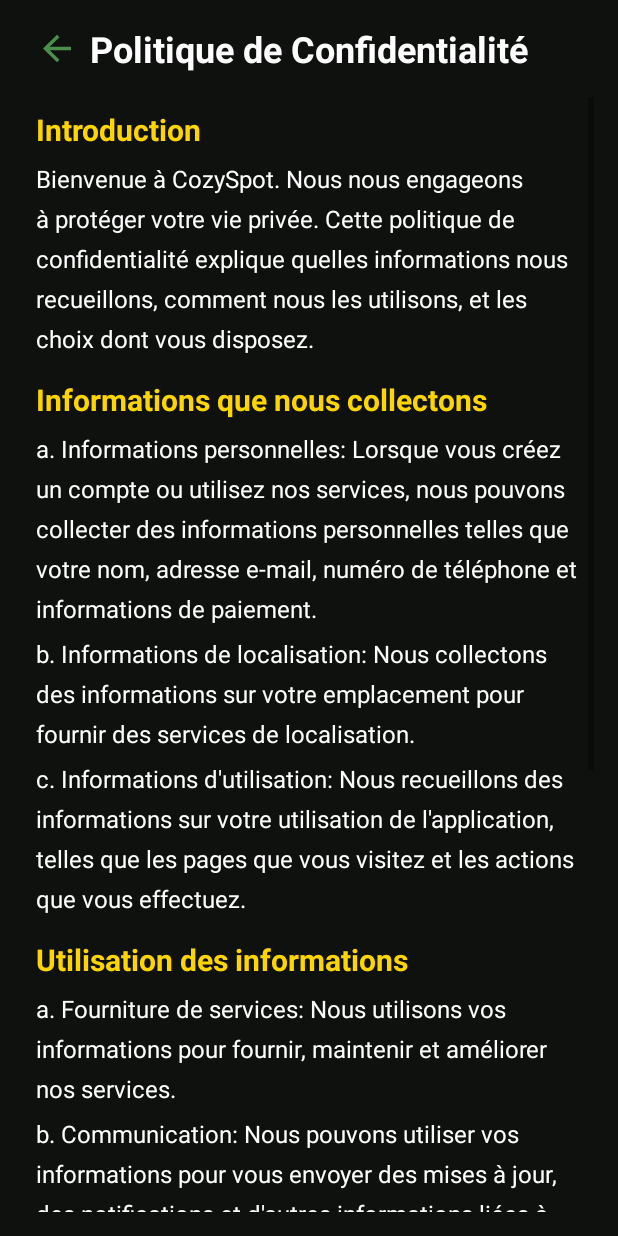
After one commit to AmeEtYuki/ImmoMVCEDL, an Android app: the MECPolitiqueActivity screen opened directly, with no data from a screen before it, on a phone screen of 412 x 824 dp. The commit adds this screen. Run offline under Robolectric (Android 15) with nearby library versions, the phone set to English and light mode, and no system bars.

Commit message:
Ajout de Politique, Condition, Mention légales View Activity (fini)

```diff
--- a/app/src/main/AndroidManifest.xml
+++ b/app/src/main/AndroidManifest.xml
@@ -34,6 +34,9 @@
         <activity android:name=".ELEAWrite"/>
         <activity android:name=".ELESWrite"/>
 
+        <activity android:name=".MECConditionActivity"/>
+        <activity android:name=".MECMentionActivity"/>
+        <activity android:name=".MECPolitiqueActivity"/>
 
     </application>
 
--- /dev/null
+++ b/app/src/main/java/com/example/oioj/MECPolitiqueActivity.kt
@@ -0,0 +1,10 @@
+package com.example.oioj
+import android.os.Bundle
+import androidx.appcompat.app.AppCompatActivity
+
+class MECPolitiqueActivity : AppCompatActivity() {
+    override fun onCreate(savedInstanceState: Bundle?) {
+        super.onCreate(savedInstanceState)
+        setContentView(R.layout.es_politique)
+    }
+}
--- a/app/src/main/res/layout/es_espace_compte.xml
+++ b/app/src/main/res/layout/es_espace_compte.xml
@@ -99,8 +99,6 @@
                 app:layout_constraintStart_toStartOf="parent"
                 app:layout_constraintTop_toTopOf="parent" />
 
-
-            <!-- Pour le numéro de téléphone -->
             <LinearLayout
                 android:layout_width="match_parent"
                 android:layout_height="wrap_content"
--- /dev/null
+++ b/app/src/main/res/layout/es_politique.xml
@@ -0,0 +1,193 @@
+<?xml version="1.0" encoding="utf-8"?>
+<androidx.constraintlayout.widget.ConstraintLayout
+    xmlns:android="http://schemas.android.com/apk/res/android"
+    xmlns:app="http://schemas.android.com/apk/res-auto"
+    xmlns:tools="http://schemas.android.com/tools"
+    android:layout_width="match_parent"
+    android:layout_height="match_parent"
+    android:background="@color/PrimaryBackground"
+    android:padding="16dp">
+
+    <Button
+        android:id="@+id/btnBackPolitique"
+        android:layout_width="28dp"
+        android:layout_height="27dp"
+        android:layout_marginStart="8dp"
+        android:background="@drawable/ic_arrow_back"
+        app:layout_constraintBottom_toBottomOf="@+id/titrePolitique"
+        app:layout_constraintStart_toStartOf="parent"
+        app:layout_constraintTop_toTopOf="parent" />
+
+    <TextView
+        android:id="@+id/titrePolitique"
+        android:layout_width="wrap_content"
+        android:layout_height="wrap_content"
+        android:layout_marginBottom="8dp"
+        android:text="Politique de Confidentialité"
+        android:textColor="@color/txtWhite"
+        android:textSize="24sp"
+        android:textStyle="bold"
+        app:layout_constraintEnd_toEndOf="parent"
+        app:layout_constraintHorizontal_bias="0.5"
+        app:layout_constraintStart_toStartOf="parent"
+        app:layout_constraintTop_toTopOf="parent" />
+
+    <ScrollView
+        android:layout_width="0dp"
+        android:layout_height="0dp"
+        app:layout_constraintTop_toBottomOf="@id/titrePolitique"
+        app:layout_constraintStart_toStartOf="parent"
+        app:layout_constraintEnd_toEndOf="parent"
+        app:layout_constraintBottom_toBottomOf="parent"
+        android:layout_marginTop="16dp">
+
+        <LinearLayout
+            android:layout_width="match_parent"
+            android:layout_height="wrap_content"
+            android:orientation="vertical"
+            android:padding="8dp">
+
+            <TextView
+                android:layout_width="wrap_content"
+                android:layout_height="wrap_content"
+                android:text="Introduction"
+                android:textColor="@color/YellowTitle"
+                android:textSize="20sp"
+                android:textStyle="bold"
+                android:layout_marginBottom="8dp" />
+
+            <TextView
+                android:layout_width="wrap_content"
+                android:layout_height="wrap_content"
+                android:text="Bienvenue à CozySpot. Nous nous engageons à protéger votre vie privée. Cette politique de confidentialité explique quelles informations nous recueillons, comment nous les utilisons, et les choix dont vous disposez."
+                android:textColor="@color/txtWhite"
+                android:textSize="16sp"
+                android:lineSpacingExtra="8dp"
+                android:layout_marginBottom="16dp" />
+
+            <TextView
+                android:layout_width="wrap_content"
+                android:layout_height="wrap_content"
+                android:text="Informations que nous collectons"
+                android:textColor="@color/YellowTitle"
+                android:textSize="20sp"
+                android:textStyle="bold"
+                android:layout_marginBottom="8dp" />
+
+            <TextView
+                android:layout_width="wrap_content"
+                android:layout_height="wrap_content"
+                android:text="a. Informations personnelles: Lorsque vous créez un compte ou utilisez nos services, nous pouvons collecter des informations personnelles telles que votre nom, adresse e-mail, numéro de téléphone et informations de paiement."
+                android:textColor="@color/txtWhite"
+                android:textSize="16sp"
+                android:lineSpacingExtra="8dp"
+                android:layout_marginBottom="8dp" />
+
+            <TextView
+                android:layout_width="wrap_content"
+                android:layout_height="wrap_content"
+                android:text="b. Informations de localisation: Nous collectons des informations sur votre emplacement pour fournir des services de localisation."
+                android:textColor="@color/txtWhite"
+                android:textSize="16sp"
+                android:lineSpacingExtra="8dp"
+                android:layout_marginBottom="8dp" />
+
+            <TextView
+                android:layout_width="wrap_content"
+                android:layout_height="wrap_content"
+                android:text="c. Informations d'utilisation: Nous recueillons des informations sur votre utilisation de l'application, telles que les pages que vous visitez et les actions que vous effectuez."
+                android:textColor="@color/txtWhite"
+                android:textSize="16sp"
+                android:lineSpacingExtra="8dp"
+                android:layout_marginBottom="16dp" />
+
+            <TextView
+                android:layout_width="wrap_content"
+                android:layout_height="wrap_content"
+                android:text="Utilisation des informations"
+                android:textColor="@color/YellowTitle"                android:textSize="20sp"
+                android:textStyle="bold"
+                android:layout_marginBottom="8dp" />
+
+            <TextView
+                android:layout_width="wrap_content"
+                android:layout_height="wrap_content"
+                android:text="a. Fourniture de services: Nous utilisons vos informations pour fournir, maintenir et améliorer nos services."
+                android:textColor="@color/txtWhite"
+                android:textSize="16sp"
+                android:lineSpacingExtra="8dp"
+                android:layout_marginBottom="8dp" />
+
+            <TextView
+                android:layout_width="wrap_content"
+                android:layout_height="wrap_content"
+                android:text="b. Communication: Nous pouvons utiliser vos informations pour vous envoyer des mises à jour, des notifications et d'autres informations liées à l'utilisation de CozySpot."
+                android:textColor="@color/txtWhite"
+                android:textSize="16sp"
+                android:lineSpacingExtra="8dp"
+                android:layout_marginBottom="8dp" />
+
+            <TextView
+                android:layout_width="wrap_content"
+                android:layout_height="wrap_content"
+                android:text="c. Sécurité: Nous utilisons vos informations pour protéger nos utilisateurs et services."
+                android:textColor="@color/txtWhite"
+                android:textSize="16sp"
+                android:lineSpacingExtra="8dp"
+                android:layout_marginBottom="16dp" />
+
+            <TextView
+                android:layout_width="wrap_content"
+                android:layout_height="wrap_content"
+                android:text="Partage des informations"
+                android:textColor="@color/YellowTitle"                android:textSize="20sp"
+                android:textStyle="bold"
+                android:layout_marginBottom="8dp" />
+
+            <TextView
+                android:layout_width="wrap_content"
+                android:layout_height="wrap_content"
+                android:text="a. Avec votre consentement: Nous partagerons vos informations avec des tiers si vous nous y autorisez."
+                android:textColor="@color/txtWhite"
+                android:textSize="16sp"
+                android:lineSpacingExtra="8dp"
+                android:layout_marginBottom="8dp" />
+
+            <TextView
+                android:layout_width="wrap_content"
+                android:layout_height="wrap_content"
+                android:text="b. Prestataires de services: Nous pouvons partager vos informations avec des prestataires de services qui nous aident à fournir nos services."
+                android:textColor="@color/txtWhite"
+                android:textSize="16sp"
+                android:lineSpacingExtra="8dp"
+                android:layout_marginBottom="8dp" />
+
+            <TextView
+                android:layout_width="wrap_content"
+                android:layout_height="wrap_content"
+                android:text="c. Obligations légales: Nous pouvons divulguer vos informations si la loi l'exige."
+                android:textColor="@color/txtWhite"
+                android:textSize="16sp"
+                android:lineSpacingExtra="8dp"
+                android:layout_marginBottom="16dp" />
+
+            <TextView
+                android:layout_width="wrap_content"
+                android:layout_height="wrap_content"
+                android:text="Sécurité des informations"
+                android:textColor="@color/YellowTitle"                android:textSize="20sp"
+                android:textStyle="bold"
+                android:layout_marginBottom="8dp" />
+
+            <TextView
+                android:layout_width="wrap_content"
+                android:layout_height="wrap_content"
+                android:text="Nous mettons en œuvre des mesures de sécurité pour protéger vos informations personnelles."
+                android:textColor="@color/txtWhite"
+                android:textSize="16sp"
+                android:lineSpacingExtra="8dp"
+                android:layout_marginBottom="16dp" />
+        </LinearLayout>
+    </ScrollView>
+
+</androidx.constraintlayout.widget.ConstraintLayout>
```
Also changed, not shown: app/src/main/java/com/example/oioj/MECConditionActivity.kt (added, +11 -0 lines), app/src/main/java/com/example/oioj/MECMentionActivity.kt (added, +10 -0 lines), app/src/main/java/com/example/oioj/MonEspaceCompteActivity.kt (+18 -0 lines), app/src/main/res/layout/es_conditions.xml (added, +158 -0 lines), app/src/main/res/layout/es_mentionlegales.xml (added, +127 -0 lines).
